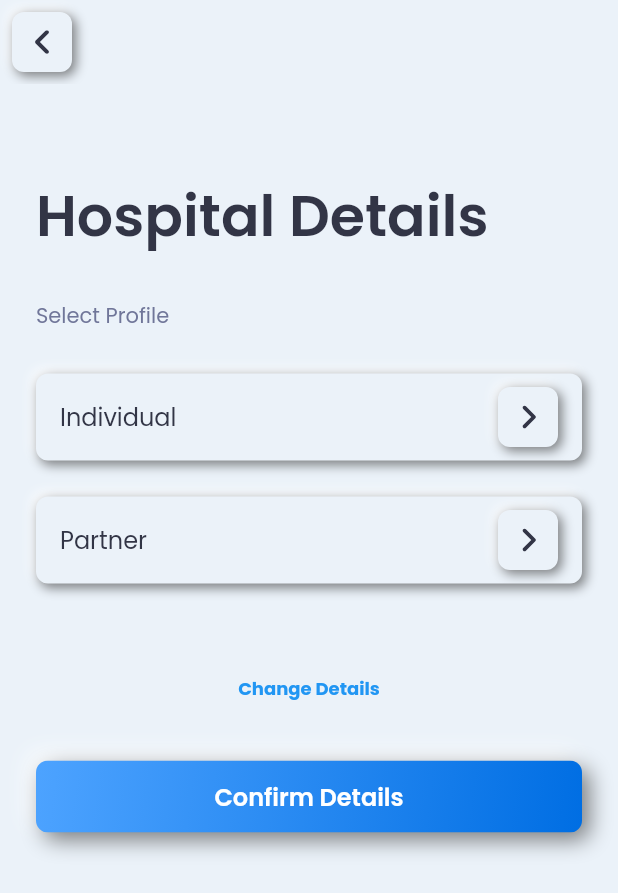
After one commit to gautamyadav422/doctor-, a Flutter app: the HospitalDetailsScreen screen opened by its route, on a phone screen of 412 x 824 dp. The commit adds this screen. Shown: the top 893 px of the screen. Run offline on Flutter 3.47's test engine with Material 2 defaults, Android fonts, the phone set to English and light mode, and no system bars; drawn by our look-alikes of flutter_neumorphic; our stand-ins replace dropdown_button2, flutter_easyloading, flutter_svg, fluttertoast, get, get_storage and 3 more; accounts and stored records are empty; network calls fail.

Commit message:
Hospital details page Ui Done

```diff
--- a/lib/constant/asset_path_constant.dart
+++ b/lib/constant/asset_path_constant.dart
@@ -15,4 +15,6 @@ class AssetPathConstant {
   static const String panIcon = '$iconsBasePath/pan_icons.svg';
   static const String gstIcon = '$iconsBasePath/gst_icons.svg';
   static const String downIcon = '$iconsBasePath/down_arrow_icons.svg';
+  static const String forwardIcon = '$iconsBasePath/farward_icons.svg';
+
 }
--- a/lib/constant/string_constant.dart
+++ b/lib/constant/string_constant.dart
@@ -56,6 +56,19 @@ class StringConstant {
   static const String stringMobileLabel = 'please enter valid 10 digit mobile number';
   static const String stringOtpLabel = 'please enter valid OTP';
 
+  //hopital Details
+  static const String confirmDetailsButton = 'Confirm Details';
+  static const String changeDetailsButton = 'Change Details';
+  static const String hospitalDetailsLabel = 'Hospital Details';
+  static const String selectProfileLabel = 'Select Profile';
+  static const String individualLabel = 'Individual';
+  static const String hospitalName1Label = 'Hospital Name';
+  static const String contactNumberLabel = 'Contact Number';
+  static const String addressLabel = 'Address';
+  static const String panNumberLabel = 'PAN Number';
+  static const String hospitalCheckLabel = 'I agree to give my Aadhaar details';
+  static const String hPartnerLabel = 'Partner';
+
 
 
 
--- a/lib/presentation/business_details/ui/business_details_screen.dart
+++ b/lib/presentation/business_details/ui/business_details_screen.dart
@@ -4,12 +4,10 @@ import 'package:doctor/common/widgets/custom_appbar.dart';
 import 'package:doctor/common/widgets/horizontal_spacer.dart';
 import 'package:doctor/common/widgets/primary_button.dart';
 import 'package:doctor/common/widgets/progeress_indicator.dart';
-import 'package:doctor/common/widgets/app_radio.dart';
 import 'package:doctor/common/widgets/text_view.dart';
 import 'package:doctor/common/widgets/vertical_spacer.dart';
 import 'package:doctor/constant/asset_path_constant.dart';
 import 'package:doctor/constant/color_constant.dart';
-import 'package:doctor/constant/key_constant.dart';
 import 'package:doctor/constant/string_constant.dart';
 import 'package:doctor/presentation/business_details/controller/busines_details_controller.dart';
 import 'package:doctor/route/routes.dart';
@@ -273,7 +271,7 @@ class BusinessScreen extends StatelessWidget {
                       child: PrimaryButton(
                         text: StringConstant.nextButtonLabel,
                         onPressed: () {
-                          // Get.offAndToNamed(Routes.hospitalDetails.name);
+                          Get.offAndToNamed(Routes.hospitalDetails.name);
                         },
                       ),
                     ),
@@ -283,48 +281,6 @@ class BusinessScreen extends StatelessWidget {
                   ),
                 ],
               ),
-            ),
-          ),
-        ),
-      ),
-    );
-  }
-
-  Widget _radioButtonWidget(
-    BuildContext context, {
-    required String text,
-    required bool isSelected,
-    required int index,
-  }) {
-    return GestureDetector(
-      onTap: () {
-        final businessController = Get.find<BusinessDetailsController>();
-        businessController.changeRadio(index);
-      },
-      child: AppContainer(
-        height: 60,
-        width: MediaQuery.of(context).size.width / 2.5,
-        child: GetX<BusinessDetailsController>(
-          builder: (controller) => Padding(
-            padding: const EdgeInsets.only(top: 18, left: 10),
-            child: Row(
-              children: [
-                RadioContainer(
-                  isSelected: controller.selectedIndex.value == index,
-                  child: const SizedBox(
-                    height: 20,
-                    width: 20,
-                  ),
-                ),
-                const HorizontalSpacer(
-                  spacing: 15,
-                ),
-                TextView(
-                  text: text,
-                  style: const TextStyle(
-                      fontSize: 16, color: ColorConstant.primaryTextColor),
-                ),
-              ],
             ),
           ),
         ),
--- /dev/null
+++ b/lib/presentation/hospital_details/binding/hospital_details_binding.dart
@@ -0,0 +1,10 @@
+import 'package:doctor/presentation/hospital_details/controller/hospital_details_controller.dart';
+import 'package:get/get.dart';
+
+
+class HospitailDetailsBinding extends Bindings {
+  @override
+  void dependencies() {
+    Get.lazyPut(() => HospitalDetailsController());
+  }
+}
--- /dev/null
+++ b/lib/presentation/hospital_details/controller/hospital_details_controller.dart
@@ -0,0 +1,14 @@
+import 'package:flutter_neumorphic/flutter_neumorphic.dart';
+import 'package:get/get.dart';
+
+class HospitalDetailsController extends GetxController {
+  final hospitalPageGlobalKey = GlobalKey();
+
+  RxBool individualState = false.obs;
+  RxBool partnerState = false.obs;
+
+  @override
+  void onInit() {
+    super.onInit();
+  }
+}
--- /dev/null
+++ b/lib/presentation/hospital_details/ui/hospital_details_screen.dart
@@ -0,0 +1,287 @@
+import 'package:doctor/common/widgets/app_container.dart';
+import 'package:doctor/common/widgets/custom_appbar.dart';
+import 'package:doctor/common/widgets/primary_button.dart';
+import 'package:doctor/common/widgets/text_view.dart';
+import 'package:doctor/common/widgets/vertical_spacer.dart';
+import 'package:doctor/constant/asset_path_constant.dart';
+import 'package:doctor/constant/color_constant.dart';
+import 'package:doctor/constant/string_constant.dart';
+import 'package:doctor/presentation/hospital_details/controller/hospital_details_controller.dart';
+import 'package:doctor/route/routes.dart';
+import 'package:flutter/material.dart';
+import 'package:flutter_neumorphic/flutter_neumorphic.dart';
+import 'package:flutter_svg/flutter_svg.dart';
+import 'package:get/get.dart';
+
+class HospitalDetailsScreen extends StatelessWidget {
+  HospitalDetailsScreen({Key? key}) : super(key: key);
+
+  @override
+  Widget build(BuildContext context) {
+    return GetBuilder<HospitalDetailsController>(
+      builder: (controller) => Scaffold(
+        appBar: CustomAppBar(
+          onPressed: () {
+            Get.offAndToNamed(Routes.businesDetail.name);
+          },
+          imagePath: AssetPathConstant.backIcon,
+        ),
+        backgroundColor: ColorConstant.appBackgroundColor,
+        body: SingleChildScrollView(
+          child: SafeArea(
+            child: Column(
+              mainAxisAlignment: MainAxisAlignment.start,
+              crossAxisAlignment: CrossAxisAlignment.start,
+              children: [
+                const VerticalSpacer(
+                  spacing: 55,
+                ),
+                const Padding(
+                  padding: EdgeInsets.symmetric(horizontal: 24),
+                  child: TextView(
+                    text: StringConstant.hospitalDetailsLabel,
+                    style: TextStyle(
+                      fontSize: 38,
+                      fontWeight: FontWeight.w600,
+                    ),
+                  ),
+                ),
+                const VerticalSpacer(
+                  spacing: 28,
+                ),
+                const Padding(
+                  padding: EdgeInsets.symmetric(horizontal: 24),
+                  child: TextView(
+                    text: StringConstant.selectProfileLabel,
+                    style: TextStyle(
+                      fontSize: 14,
+                      color: ColorConstant.secondaryTextColor,
+                    ),
+                  ),
+                ),
+                const VerticalSpacer(
+                  spacing: 28,
+                ),
+                _expandableTabWidget(
+                    controller, context, StringConstant.individualLabel),
+                VerticalSpacer(
+                  spacing: 24,
+                ),
+                _partnerTabWidget(
+                    controller, context, StringConstant.partnerLabel),
+                const VerticalSpacer(
+                  spacing: 46,
+                ),
+                Center(
+                  child: TextButton(
+                    onPressed: () {},
+                    child: const TextView(
+                      text: StringConstant.changeDetailsButton,
+                      style: TextStyle(
+                          color: Colors.blue, fontWeight: FontWeight.bold),
+                    ),
+                  ),
+                ),
+                VerticalSpacer(
+                  spacing: 24,
+                ),
+                Padding(
+                  padding: const EdgeInsets.symmetric(horizontal: 24),
+                  child: Visibility(
+                    child: PrimaryButton(
+                      text: StringConstant.confirmDetailsButton,
+                      onPressed: () {},
+                    ),
+                  ),
+                ),
+                const VerticalSpacer(
+                  spacing: 38,
+                ),
+              ],
+            ),
+          ),
+        ),
+      ),
+    );
+  }
+
+  Widget _expandableTabWidget(
+    HospitalDetailsController controller,
+    BuildContext context,
+    String text,
+  ) {
+    return Padding(
+      padding: const EdgeInsets.symmetric(horizontal: 24),
+      child: Theme(
+        data: ThemeData(),
+        child: AppContainer(
+          child: Obx(
+            () => Theme(
+              data:
+                  Theme.of(context).copyWith(dividerColor: Colors.transparent),
+              child: ExpansionTile(
+                onExpansionChanged: (bool expanding) {
+                  controller.individualState.value = expanding;
+                },
+                trailing: controller.individualState.value
+                    ? AppContainer(
+                        width: 40,
+                        height: 40,
+                        child: Padding(
+                          padding: const EdgeInsets.all(10.0),
+                          child: SvgPicture.asset(
+                            AssetPathConstant.downIcon,
+                            color: ColorConstant.iconsButtonColor,
+                          ),
+                        ),
+                      )
+                    : AppContainer(
+                        width: 40,
+                        height: 40,
+                        child: Padding(
+                          padding: const EdgeInsets.all(10.0),
+                          child: SvgPicture.asset(
+                            AssetPathConstant.forwardIcon,
+                            color: ColorConstant.iconsButtonColor,
+                          ),
+                        ),
+                      ),
+                title: TextView(
+                  text: text,
+                  style: const TextStyle(
+                    fontSize: 16,
+                    color: ColorConstant.primaryTextColor,
+                  ),
+                ),
+                childrenPadding: EdgeInsets.all(10),
+                initiallyExpanded: false,
+                children: [
+                  VerticalSpacer(
+                    spacing: 28,
+                  ),
+                  _hospitalContainerWidget(
+                    hnamelabel: StringConstant.hospitalNameLabel,
+                    hospitallabel: "Wockhardt Hospital",
+                  ),
+                  VerticalSpacer(
+                    spacing: 24,
+                  ),
+                  _hospitalContainerWidget(
+                    hnamelabel: StringConstant.hospitalNameLabel,
+                    hospitallabel: "Wockhardt Hospital",
+                  ),
+                  VerticalSpacer(
+                    spacing: 24,
+                  ),
+                  _hospitalContainerWidget(
+                    hnamelabel: StringConstant.hospitalNameLabel,
+                    hospitallabel: "Wockhardt Hospital",
+                  ),
+                  VerticalSpacer(
+                    spacing: 24,
+                  ),
+                  _hospitalContainerWidget(
+                    hnamelabel: StringConstant.hospitalNameLabel,
+                    hospitallabel: "Wockhardt Hospital",
+                  ),
+                ],
+              ),
+            ),
+          ),
+        ),
+      ),
+    );
+  }
+
+  Widget _partnerTabWidget(
+    HospitalDetailsController controller,
+    BuildContext context,
+    String text,
+  ) {
+    return Padding(
+      padding: const EdgeInsets.symmetric(horizontal: 24),
+      child: Theme(
+        data: Theme.of(context).copyWith(dividerColor: Colors.transparent),
+        child: AppContainer(
+          child: Obx(
+            () => ExpansionTile(
+              onExpansionChanged: (bool expanding) {
+                controller.partnerState.value = expanding;
+              },
+              trailing: controller.partnerState.value
+                  ? AppContainer(
+                      width: 40,
+                      height: 40,
+                      child: Padding(
+                        padding: const EdgeInsets.all(10.0),
+                        child: SvgPicture.asset(
+                          AssetPathConstant.downIcon,
+                          color: ColorConstant.iconsButtonColor,
+                        ),
+                      ),
+                    )
+                  : AppContainer(
+                      width: 40,
+                      height: 40,
+                      child: Padding(
+                        padding: const EdgeInsets.all(10.0),
+                        child: SvgPicture.asset(
+                          AssetPathConstant.forwardIcon,
+                          color: ColorConstant.iconsButtonColor,
+                        ),
+                      ),
+                    ),
+              title: TextView(
+                text: text,
+                style: TextStyle(
+                  fontSize: 16,
+                  color: ColorConstant.primaryTextColor,
+                ),
+              ),
+              childrenPadding: EdgeInsets.all(10),
+              initiallyExpanded: false,
+              children: [
+                VerticalSpacer(
+                  spacing: 28,
+                ),
+                _hospitalContainerWidget(
+                  hnamelabel: StringConstant.hospitalNameLabel,
+                  hospitallabel: "Wockhardt Hospital",
+                ),
+              ],
+            ),
+          ),
+        ),
+      ),
+    );
+  }
+
+  Widget _hospitalContainerWidget({required String hnamelabel, hospitallabel}) {
+    return AppContainer(
+      height: 85,
+      child: Padding(
+        padding: const EdgeInsets.all(16.0),
+        child: Column(
+          crossAxisAlignment: CrossAxisAlignment.start,
+          children: [
+            TextView(
+              text: hnamelabel,
+              style: TextStyle(
+                fontSize: 14,
+                color: ColorConstant.secondaryTextColor,
+              ),
+            ),
+            VerticalSpacer(),
+            TextView(
+              text: hospitallabel,
+              style: TextStyle(
+                fontSize: 16,
+                color: ColorConstant.primaryTextColor,
+              ),
+            ),
+          ],
+        ),
+      ),
+    );
+  }
+}
--- a/lib/route/app_pages.dart
+++ b/lib/route/app_pages.dart
@@ -4,6 +4,8 @@ import 'package:doctor/presentation/business_details/binding/busines_details_bin
 import 'package:doctor/presentation/business_details/ui/business_details_screen.dart';
 import 'package:doctor/presentation/email_verify/binding/email_binding.dart';
 import 'package:doctor/presentation/email_verify/ui/email_screen.dart';
+import 'package:doctor/presentation/hospital_details/binding/hospital_details_binding.dart';
+import 'package:doctor/presentation/hospital_details/ui/hospital_details_screen.dart';
 import 'package:doctor/presentation/login/binding/login_binding.dart';
 import 'package:doctor/presentation/login/ui/login_screen.dart';
 import 'package:doctor/presentation/signup_as/binding/signup_binding.dart';
@@ -46,6 +48,11 @@ class AppPages {
       page: () => const AadhaarScreen(),
       binding: AadhaarBinding(),
     ),
+    GetPage<MaterialPageRoute>(
+      name: Routes.hospitalDetails.name,
+      page: () =>  HospitalDetailsScreen(),
+      binding: HospitailDetailsBinding(),
+    ),
 
   ];
 }
--- a/lib/route/routes.dart
+++ b/lib/route/routes.dart
@@ -1,4 +1,4 @@
-enum Routes { launch, login, signup,businesDetail,emailVerify,aadhaarVerify}
+enum Routes { launch, login, signup,businesDetail,emailVerify,aadhaarVerify,hospitalDetails}
 
 extension path on Routes {
   String get name {
@@ -15,6 +15,8 @@ extension path on Routes {
         return '/emailVerify';
       case Routes.aadhaarVerify:
         return '/aadhaarVerify';
+      case Routes.hospitalDetails:
+        return '/hospitalDetails';
 
       default:
         return "/";
```
Also changed, not shown: assets/icons/farward_icons.svg (added).
